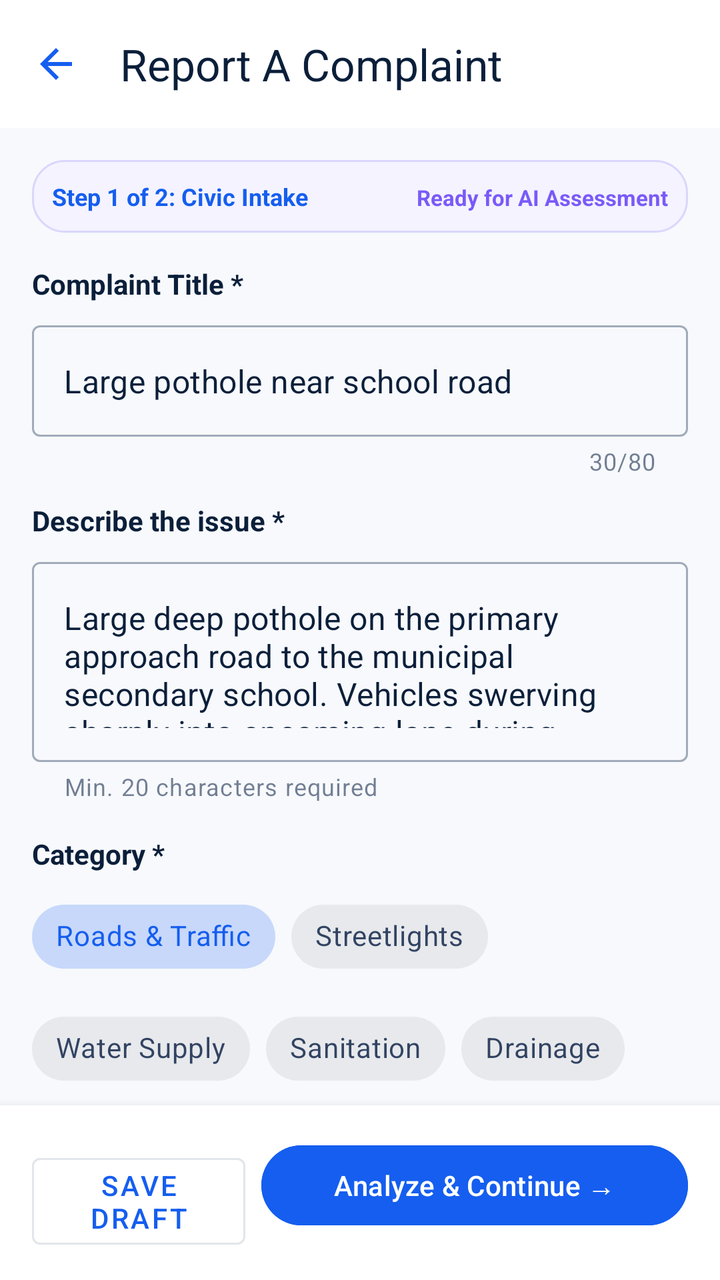
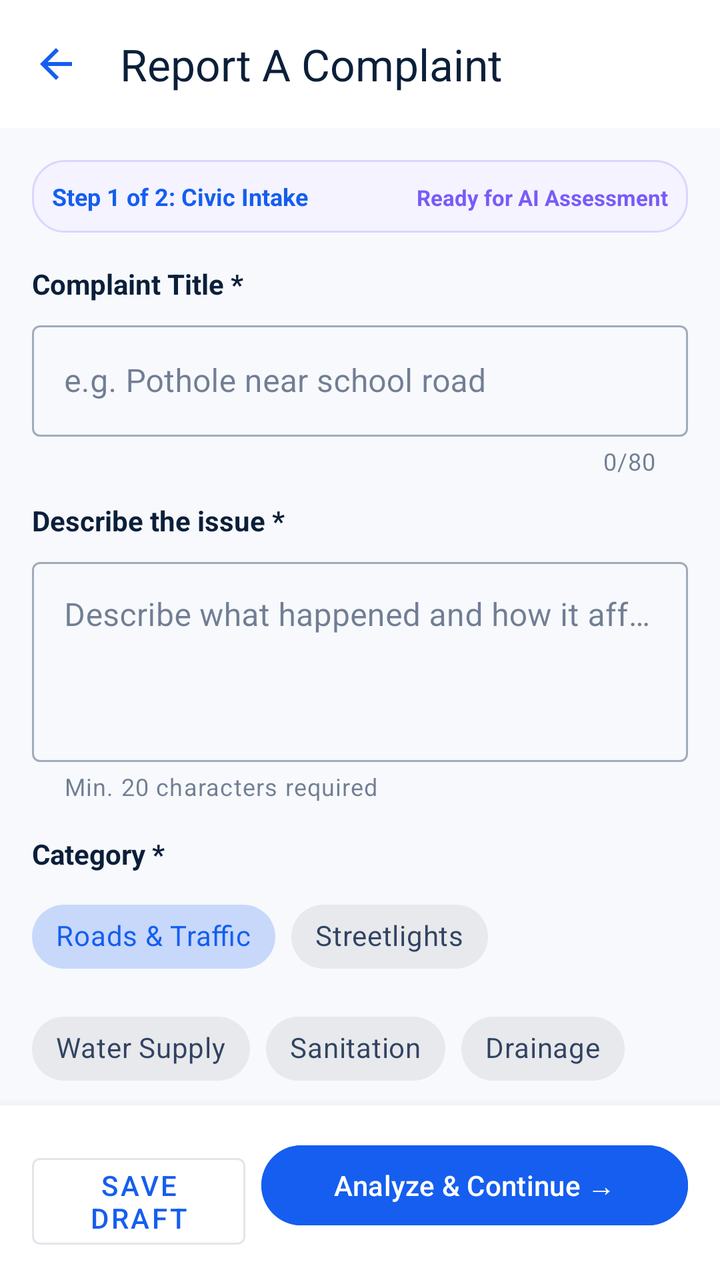

Screens rendered from an Android XML layout before and after an edit, with the pre-edit source and the edit as a unified diff.
<!-- AndroidManifest.xml: application theme Theme.CivicAI -->
<!-- res/layout/activity_citizen_report_complaint.xml -->
<?xml version="1.0" encoding="utf-8"?>
<LinearLayout 
    xmlns:android="http://schemas.android.com/apk/res/android"
    xmlns:app="http://schemas.android.com/apk/res-auto"
    android:layout_width="match_parent"
    android:layout_height="match_parent"
    android:orientation="vertical"
    android:background="@color/civic_bg">

    <com.google.android.material.appbar.MaterialToolbar
        android:id="@+id/toolbar"
        android:layout_width="match_parent"
        android:layout_height="?attr/actionBarSize"
        android:background="@color/civic_surface"
        app:title="Report A Complaint"
        app:titleTextColor="@color/civic_navy"
        app:navigationIcon="@drawable/ic_arrow_back" />

    <androidx.core.widget.NestedScrollView
        android:layout_width="match_parent"
        android:layout_height="0dp"
        android:layout_weight="1">

        <LinearLayout
            android:layout_width="match_parent"
            android:layout_height="wrap_content"
            android:orientation="vertical"
            android:padding="16dp">

            
            <LinearLayout
                android:layout_width="match_parent"
                android:layout_height="wrap_content"
                android:background="@drawable/bg_ai_badge"
                android:padding="10dp"
                android:orientation="horizontal">
                <TextView
                    android:layout_width="0dp"
                    android:layout_weight="1"
                    android:text="Step 1 of 2: Civic Intake"
                    android:textSize="12sp"
                    android:textStyle="bold"
                    android:textColor="@color/civic_primary"
                    android:layout_height="wrap_content"/>
                <TextView
                    android:layout_width="wrap_content"
                    android:layout_height="wrap_content"
                    android:text="Ready for AI Assessment"
                    android:textSize="11sp"
                    android:textColor="@color/civic_ai_accent"
                    android:textStyle="bold"/>
            </LinearLayout>

            
            <TextView
                android:layout_width="wrap_content"
                android:layout_height="wrap_content"
                android:layout_marginTop="16dp"
                android:text="Complaint Title *"
                android:textColor="@color/civic_navy"
                android:textStyle="bold" />

            <com.google.android.material.textfield.TextInputLayout
                android:layout_width="match_parent"
                android:layout_height="wrap_content"
                android:layout_marginTop="6dp"
                app:counterEnabled="true"
                app:counterMaxLength="80"
                style="@style/Widget.MaterialComponents.TextInputLayout.OutlinedBox">

                <com.google.android.material.textfield.TextInputEditText
                    android:id="@+id/etComplaintTitle"
                    android:layout_width="match_parent"
                    android:layout_height="wrap_content"
                    android:text="Large pothole near school road"
                    android:textColor="@color/civic_navy" />
            </com.google.android.material.textfield.TextInputLayout>

            
            <TextView
                android:layout_width="wrap_content"
                android:layout_height="wrap_content"
                android:layout_marginTop="12dp"
                android:text="Describe the issue *"
                android:textColor="@color/civic_navy"
                android:textStyle="bold" />

            <com.google.android.material.textfield.TextInputLayout
                android:layout_width="match_parent"
                android:layout_height="wrap_content"
                android:layout_marginTop="6dp"
                app:helperText="Min. 20 characters required"
                style="@style/Widget.MaterialComponents.TextInputLayout.OutlinedBox">

                <com.google.android.material.textfield.TextInputEditText
                    android:id="@+id/etDescription"
                    android:layout_width="match_parent"
                    android:layout_height="100dp"
                    android:gravity="top"
                    android:inputType="textMultiLine"
                    android:text="Large deep pothole on the primary approach road to the municipal secondary school. Vehicles swerving sharply into oncoming lane during morning peak hours."
                    android:textColor="@color/civic_navy" />
            </com.google.android.material.textfield.TextInputLayout>

            
            <TextView
                android:layout_width="wrap_content"
                android:layout_height="wrap_content"
                android:layout_marginTop="16dp"
                android:text="Category *"
                android:textColor="@color/civic_navy"
                android:textStyle="bold" />

            <com.google.android.material.chip.ChipGroup
                android:id="@+id/chipGroupCategory"
                android:layout_width="match_parent"
                android:layout_height="wrap_content"
                android:layout_marginTop="8dp"
                app:singleSelection="true">

                <com.google.android.material.chip.Chip
                    android:id="@+id/chipRoads"
                    android:layout_width="wrap_content"
                    android:layout_height="wrap_content"
                    android:checked="true"
                    android:text="Roads &amp; Traffic"
                    style="@style/Widget.MaterialComponents.Chip.Choice" />

                <com.google.android.material.chip.Chip
                    android:id="@+id/chipStreetlights"
                    android:layout_width="wrap_content"
                    android:layout_height="wrap_content"
                    android:text="Streetlights"
                    style="@style/Widget.MaterialComponents.Chip.Choice" />

                <com.google.android.material.chip.Chip
                    android:id="@+id/chipWater"
                    android:layout_width="wrap_content"
                    android:layout_height="wrap_content"
                    android:text="Water Supply"
                    style="@style/Widget.MaterialComponents.Chip.Choice" />

                <com.google.android.material.chip.Chip
                    android:id="@+id/chipSanitation"
                    android:layout_width="wrap_content"
                    android:layout_height="wrap_content"
                    android:text="Sanitation"
                    style="@style/Widget.MaterialComponents.Chip.Choice" />

                <com.google.android.material.chip.Chip
                    android:id="@+id/chipDrainage"
                    android:layout_width="wrap_content"
                    android:layout_height="wrap_content"
                    android:text="Drainage"
                    style="@style/Widget.MaterialComponents.Chip.Choice" />
            </com.google.android.material.chip.ChipGroup>

            
            <TextView
                android:layout_width="wrap_content"
                android:layout_height="wrap_content"
                android:layout_marginTop="16dp"
                android:text="Location *"
                android:textColor="@color/civic_navy"
                android:textStyle="bold" />

            <com.google.android.material.card.MaterialCardView
                android:layout_width="match_parent"
                android:layout_height="wrap_content"
                android:layout_marginTop="8dp"
                style="@style/CardRounded12">

                <LinearLayout
                    android:layout_width="match_parent"
                    android:layout_height="wrap_content"
                    android:orientation="vertical"
                    android:padding="12dp">

                    <TextView
                        android:layout_width="wrap_content"
                        android:layout_height="wrap_content"
                        android:text="📍 Main Road, Surendranagar"
                        android:textColor="@color/civic_navy"
                        android:textStyle="bold" />

                    <TextView
                        android:layout_width="wrap_content"
                        android:layout_height="wrap_content"
                        android:layout_marginTop="2dp"
                        android:text="Lat: 22.7231° N, Long: 71.6375° E • Ward 4 (Accuracy ±4m)"
                        android:textColor="@color/civic_text_secondary"
                        android:textSize="12sp" />
                </LinearLayout>
            </com.google.android.material.card.MaterialCardView>

            
            <com.google.android.material.card.MaterialCardView
                android:layout_width="match_parent"
                android:layout_height="wrap_content"
                android:layout_marginTop="16dp"
                style="@style/CardRounded12">

                <LinearLayout
                    android:layout_width="match_parent"
                    android:layout_height="wrap_content"
                    android:orientation="vertical"
                    android:padding="14dp">

                    <TextView
                        android:layout_width="wrap_content"
                        android:layout_height="wrap_content"
                        android:text="Evidence Photos (1 attached)"
                        android:textColor="@color/civic_navy"
                        android:textStyle="bold" />

                    <LinearLayout
                        android:layout_width="match_parent"
                        android:layout_height="wrap_content"
                        android:layout_marginTop="8dp"
                        android:orientation="horizontal">

                        <com.google.android.material.button.MaterialButton
                            android:id="@+id/btnCamera"
                            android:layout_width="0dp"
                            android:layout_weight="1"
                            android:layout_height="wrap_content"
                            android:text="Camera"
                            app:icon="@drawable/ic_camera"
                            style="@style/Widget.MaterialComponents.Button.OutlinedButton" />

                        <com.google.android.material.button.MaterialButton
                            android:id="@+id/btnGallery"
                            android:layout_width="0dp"
                            android:layout_weight="1"
                            android:layout_height="wrap_content"
                            android:layout_marginStart="8dp"
                            android:text="Gallery"
                            app:icon="@drawable/ic_image"
                            style="@style/Widget.MaterialComponents.Button.OutlinedButton" />
                    </LinearLayout>
                </LinearLayout>
            </com.google.android.material.card.MaterialCardView>
        </LinearLayout>
    </androidx.core.widget.NestedScrollView>

    
    <LinearLayout
        android:layout_width="match_parent"
        android:layout_height="wrap_content"
        android:background="@color/civic_surface"
        android:elevation="8dp"
        android:orientation="horizontal"
        android:padding="16dp">

        <com.google.android.material.button.MaterialButton
            android:id="@+id/btnSaveDraft"
            android:layout_width="0dp"
            android:layout_weight="1"
            android:layout_height="wrap_content"
            android:text="Save Draft"
            style="@style/Widget.MaterialComponents.Button.OutlinedButton" />

        <com.google.android.material.button.MaterialButton
            android:id="@+id/btnAnalyze"
            android:layout_width="0dp"
            android:layout_weight="2"
            android:layout_height="wrap_content"
            android:layout_marginStart="8dp"
            android:backgroundTint="@color/civic_primary"
            android:text="Analyze &amp; Continue →" />
    </LinearLayout>
</LinearLayout>
<!-- resources referenced by this layout -->
<resources>
  <color name="civic_ai_accent">#7A5AF8</color>
  <color name="civic_bg">#F7F9FC</color>
  <color name="civic_navy">#0B1F3A</color>
  <color name="civic_primary">#155EEF</color>
  <color name="civic_surface">#FFFFFF</color>
  <color name="civic_text_secondary">#667085</color>
  <!-- drawable bg_ai_badge (drawable) -->
  <?xml version="1.0" encoding="utf-8"?>
  <shape xmlns:android="http://schemas.android.com/apk/res/android" android:shape="rectangle">
      <corners android:radius="16dp" />
      <solid android:color="@color/civic_ai_bg" />
      <stroke android:width="1dp" android:color="@color/civic_ai_border" />
  </shape>
  <!-- drawable ic_arrow_back (drawable) -->
  <?xml version="1.0" encoding="utf-8"?>
  <vector xmlns:android="http://schemas.android.com/apk/res/android" android:width="24dp" android:height="24dp" android:viewportWidth="24" android:viewportHeight="24"><path android:fillColor="#155EEF" android:pathData="M20,11H7.83l5.59,-5.59L12,4l-8,8 8,8 1.41,-1.41L7.83,13H20v-2z"/></vector>
  <!-- drawable ic_camera (drawable) -->
  <?xml version="1.0" encoding="utf-8"?>
  <vector xmlns:android="http://schemas.android.com/apk/res/android" android:width="24dp" android:height="24dp" android:viewportWidth="24" android:viewportHeight="24"><path android:fillColor="#155EEF" android:pathData="M12,12a3,3 0,1 0,0 6a3,3 0,0 0,0 -6M9,2L7.17,4H4a2,2 0,0 0,-2 2v14a2,2 0,0 0,2 2h16a2,2 0,0 0,2 -2V6a2,2 0,0 0,-2 -2h-3.17L15,2H9zm3,18a5,5 0,1 1,0 -10a5,5 0,0 1,0 10"/></vector>
  <!-- drawable ic_image (drawable) -->
  <?xml version="1.0" encoding="utf-8"?>
  <vector xmlns:android="http://schemas.android.com/apk/res/android" android:width="24dp" android:height="24dp" android:viewportWidth="24" android:viewportHeight="24"><path android:fillColor="#155EEF" android:pathData="M21,19V5a2,2 0,0 0,-2 -2H5a2,2 0,0 0,-2 2v14a2,2 0,0 0,2 2h14a2,2 0,0 0,2 -2M8.5,13.5l2.5,3.01L14.5,12l4.5,6H5l3.5,-4.5M8,8a2,2 0,1 1,0 4a2,2 0,0 1,0 -4"/></vector>
  <style name="CardRounded12" parent="Widget.MaterialComponents.CardView">
  <item name="cardCornerRadius">12dp</item><item name="cardElevation">0dp</item><item name="strokeWidth">1dp</item><item name="strokeColor">@color/civic_border</item><item name="cardBackgroundColor">@color/civic_surface</item>
  </style>
  <style name="Theme.CivicAI" parent="Theme.Material3.DayNight.NoActionBar">
          
          <item name="colorPrimary">@color/primary_blue</item>
          <item name="colorOnPrimary">@color/white</item>
          <item name="colorPrimaryContainer">@color/status_in_progress_bg</item>
          <item name="colorOnPrimaryContainer">@color/dark_navy</item>
  
          
          <item name="colorSecondary">@color/ai_accent</item>
          <item name="colorOnSecondary">@color/white</item>
          <item name="colorSecondaryContainer">@color/ai_accent_bg</item>
          <item name="colorOnSecondaryContainer">@color/dark_navy</item>
  
          
          <item name="android:statusBarColor">@color/background_light</item>
          <item name="android:windowLightStatusBar">true</item>
          <item name="android:navigationBarColor">@color/card_surface</item>
          <item name="android:windowLightNavigationBar">true</item>
  
          
          <item name="android:colorBackground">@color/background_light</item>
          <item name="colorSurface">@color/card_surface</item>
          <item name="colorOnSurface">@color/primary_text</item>
      </style>
  <color name="civic_ai_bg">#F4F3FF</color>
  <color name="civic_ai_border">#D9D6FE</color>
  <color name="civic_border">#E4E7EC</color>
  <color name="primary_blue">#155EEF</color>
  <color name="white">#FFFFFF</color>
  <color name="status_in_progress_bg">#E0EAFF</color>
  <color name="dark_navy">#0B1F3A</color>
  <color name="ai_accent">#7A5AF8</color>
  <color name="ai_accent_bg">#F4EBFF</color>
  <color name="background_light">#F7F9FC</color>
  <color name="card_surface">#FFFFFF</color>
  <color name="primary_text">#172B4D</color>
</resources>

<!-- the commit's change to res/layout/activity_citizen_report_complaint.xml (unified diff, before → after) -->
@@ -72,7 +72,7 @@
                     android:id="@+id/etComplaintTitle"
                     android:layout_width="match_parent"
                     android:layout_height="wrap_content"
-                    android:text="Large pothole near school road"
+                    android:hint="e.g. Pothole near school road"
                     android:textColor="@color/civic_navy" />
             </com.google.android.material.textfield.TextInputLayout>
 
@@ -98,7 +98,7 @@
                     android:layout_height="100dp"
                     android:gravity="top"
                     android:inputType="textMultiLine"
-                    android:text="Large deep pothole on the primary approach road to the municipal secondary school. Vehicles swerving sharply into oncoming lane during morning peak hours."
+                    android:hint="Describe what happened and how it affects people"
                     android:textColor="@color/civic_navy" />
             </com.google.android.material.textfield.TextInputLayout>
 
@@ -177,19 +177,43 @@
                     android:padding="12dp">
 
                     <TextView
+                        android:id="@+id/tvSelectedLocation"
                         android:layout_width="wrap_content"
                         android:layout_height="wrap_content"
-                        android:text="📍 Main Road, Surendranagar"
+                        android:text="No location selected"
                         android:textColor="@color/civic_navy"
                         android:textStyle="bold" />
 
                     <TextView
+                        android:id="@+id/tvSelectedCoordinates"
                         android:layout_width="wrap_content"
                         android:layout_height="wrap_content"
                         android:layout_marginTop="2dp"
-                        android:text="Lat: 22.7231° N, Long: 71.6375° E • Ward 4 (Accuracy ±4m)"
+                        android:text="Add an address or use current location"
                         android:textColor="@color/civic_text_secondary"
                         android:textSize="12sp" />
+
+                    <com.google.android.material.textfield.TextInputLayout
+                        android:layout_width="match_parent"
+                        android:layout_height="wrap_content"
+                        android:layout_marginTop="8dp"
+                        style="@style/Widget.MaterialComponents.TextInputLayout.OutlinedBox">
+
+                        <com.google.android.material.textfield.TextInputEditText
+                            android:id="@+id/etLocationAddress"
+                            android:layout_width="match_parent"
+                            android:layout_height="wrap_content"
+                            android:hint="Street, landmark, or area"
+                            android:inputType="textCapSentences" />
+                    </com.google.android.material.textfield.TextInputLayout>
+
+                    <com.google.android.material.button.MaterialButton
+                        android:id="@+id/btnGetLocation"
+                        android:layout_width="match_parent"
+                        android:layout_height="wrap_content"
+                        android:layout_marginTop="4dp"
+                        android:text="Use Current Location"
+                        style="@style/Widget.MaterialComponents.Button.OutlinedButton" />
                 </LinearLayout>
             </com.google.android.material.card.MaterialCardView>
 
@@ -207,11 +231,21 @@
                     android:padding="14dp">
 
                     <TextView
+                        android:id="@+id/tvPhotoCount"
                         android:layout_width="wrap_content"
                         android:layout_height="wrap_content"
-                        android:text="Evidence Photos (1 attached)"
+                        android:text="No evidence photo attached"
                         android:textColor="@color/civic_navy"
                         android:textStyle="bold" />
+
+                    <ImageView
+                        android:id="@+id/imgSelectedEvidence"
+                        android:layout_width="match_parent"
+                        android:layout_height="160dp"
+                        android:layout_marginTop="8dp"
+                        android:scaleType="centerCrop"
+                        android:contentDescription="Selected complaint evidence photo"
+                        android:visibility="gone" />
 
                     <LinearLayout
                         android:layout_width="match_parent"
